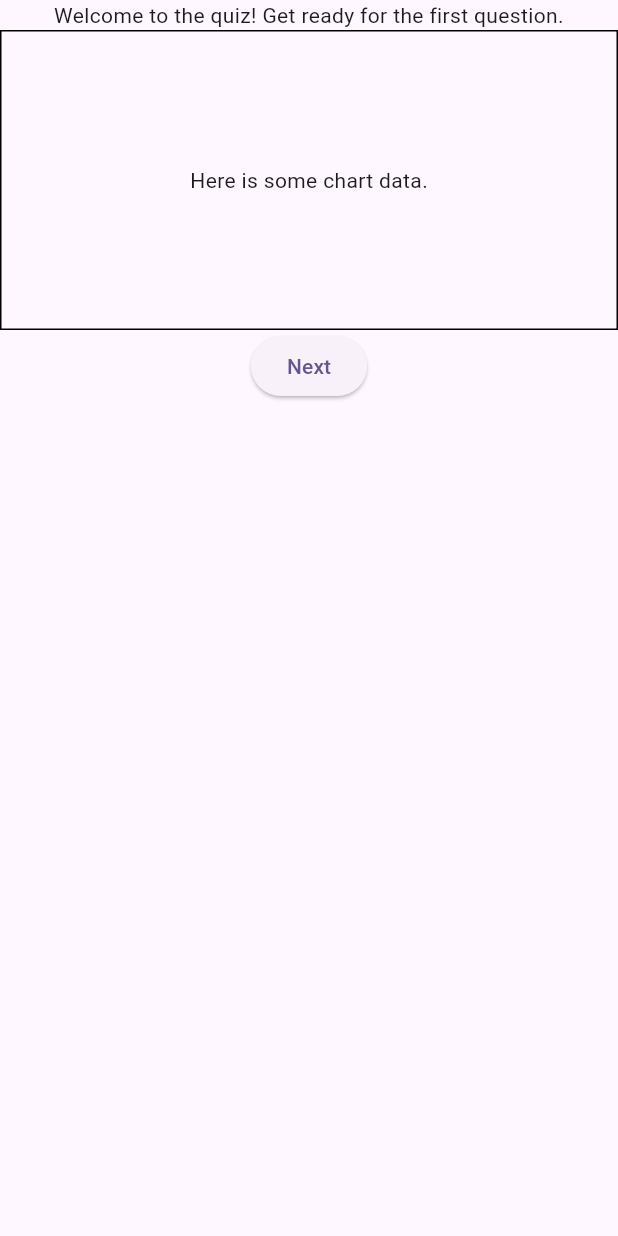
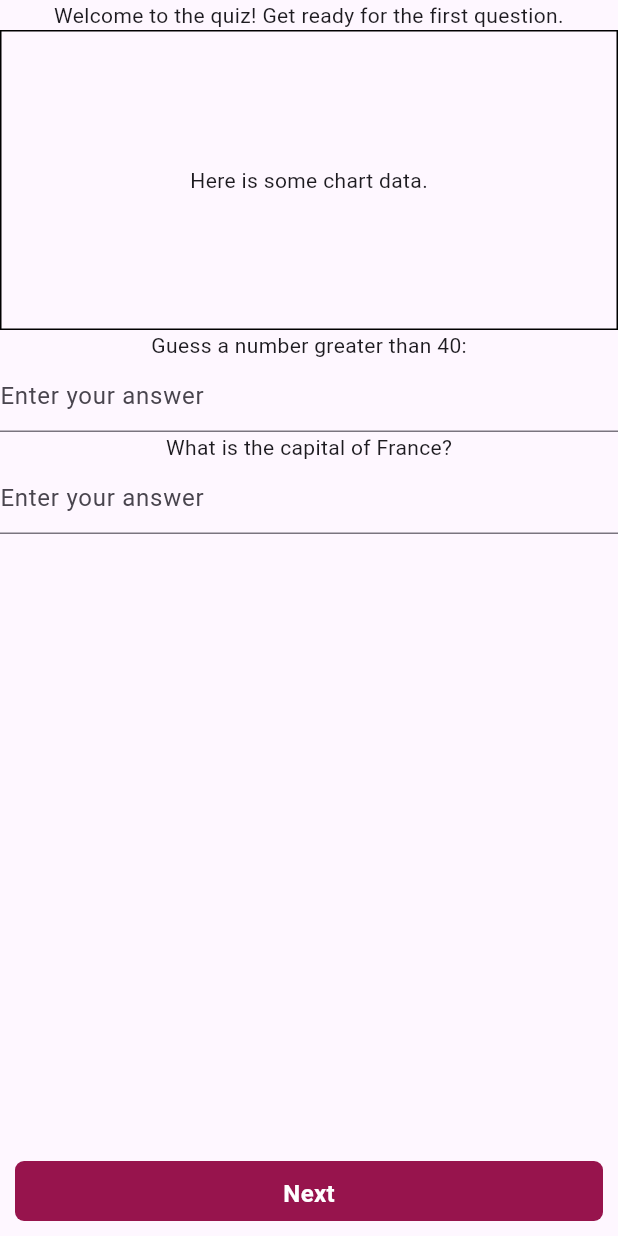
Before and after one commit to Tradeable/tradeable_learn_widget, a Flutter app: the ChartUserStoryMain widget shown alone on an empty page, opened directly, after a tap on "Next", on a phone screen of 412 x 824 dp. Run offline on Flutter 3.47's test engine with Material 3 defaults, Android fonts, the phone set to English and light mode, and no system bars; our stand-ins replace auto_size_text, chips_choice, dio, flutter_markdown, smooth_page_indicator, syncfusion_flutter_charts and 2 more; missing offline and left inert: dart_eval, device_frame; network calls fail.

Commit message:
user story 1 complete

```diff
--- a/example/lib/main.dart
+++ b/example/lib/main.dart
@@ -1,3 +1,4 @@
+import 'package:example/axis_levels_screen.dart';
 import 'package:example/data_model/atm_itm_dropdown_model.dart';
 import 'package:example/data_model/bucket_containerv1_model.dart';
 import 'package:example/data_model/candle_body_select_model.dart';
@@ -41,7 +42,8 @@ class MyApp extends StatelessWidget {
       routes: {
         "/": (context) => const TradeableWidgetDemoPage(),
         "/deepak": (context) => const MyHomePage(),
-        "/homeIntermediate":(context)=> const HomeIntermediateScreen()
+        "/homeIntermediate": (context) => const HomeIntermediateScreen(),
+        "/axis_levels": (context) => const AxisLevelsScreen()
       },
     );
   }
--- a/example/pubspec.yaml
+++ b/example/pubspec.yaml
@@ -38,6 +38,7 @@ dependencies:
     path: ../
   device_frame: ^1.2.0
   chips_choice: ^3.0.1
+  dio: ^5.7.0
 
 dev_dependencies:
   flutter_test:
--- a/lib/chart_user_story_1/chart_user_story_main.dart
+++ b/lib/chart_user_story_1/chart_user_story_main.dart
@@ -1,6 +1,10 @@
+import 'package:dart_eval/stdlib/core.dart';
 import 'package:flutter/material.dart';
 import 'package:tradeable_learn_widget/chart_user_story_1/chart_user_story_model.dart';
 import 'package:tradeable_learn_widget/mutual_funds/exit_fees_calculator/animated_text_widget.dart';
+import 'package:tradeable_learn_widget/utils/button_widget.dart';
+import 'package:tradeable_learn_widget/utils/theme.dart';
+import 'package:dart_eval/dart_eval.dart';
 
 class ChartUserStoryMain extends StatefulWidget {
   final ChartUserStoryModel model;
@@ -14,27 +18,69 @@ class ChartUserStoryMain extends StatefulWidget {
 class _ChartUserStoryMainState extends State<ChartUserStoryMain> {
   int currentStepIndex = 0;
   final Map<String, dynamic> userResponses = {};
+  final TextEditingController _textController = TextEditingController();
 
   WorkflowStep get currentStep => widget.model.steps[currentStepIndex];
 
-  void _validateTextInput(String value) {
-    String trimmedValue = value.trim();
+  bool get isLastStep => currentStepIndex == widget.model.steps.length - 1;
 
-    if (trimmedValue == currentStep.validationCriteria) {
-      _onSuccess();
-    } else {
-      _onFailure();
+  @override
+  void initState() {
+    super.initState();
+    _handleStepTransition();
+  }
+
+  void _handleStepTransition() {
+    while (currentStep.skippable && currentStep.nextStep != null) {
+      setState(() {
+        currentStepIndex++;
+      });
+    }
+  }
+
+  void _moveToNextStep() {
+    if (currentStep.nextStep != null) {
+      setState(() {
+        currentStepIndex++;
+        _textController.clear();
+      });
+      _handleStepTransition();
+    }
+  }
+
+  void _validateTextInput() {
+    final trimmedValue = _textController.text.trim();
+    final validationCode = currentStep.validationCriteria;
+
+    try {
+      final result = eval(
+        '''
+      bool validate(String input) {
+        return $validationCode;
+      }
+      ''',
+        function: 'validate',
+        args: [$String(trimmedValue)],
+      );
+
+      if (result == true) {
+        _onSuccess();
+      } else {
+        _onFailure();
+      }
+    } catch (e) {
+      ScaffoldMessenger.of(context).showSnackBar(
+        SnackBar(content: Text("Validation error: $e")),
+      );
     }
   }
 
   void _onSuccess() {
-    userResponses[currentStep.stepId] = currentStep.validationCriteria;
+    userResponses[currentStep.stepId] = _textController.text.trim();
     ScaffoldMessenger.of(context).showSnackBar(
       SnackBar(content: Text(currentStep.successMessage ?? "Correct!")),
     );
-    setState(() {
-      currentStepIndex++;
-    });
+    _moveToNextStep();
   }
 
   void _onFailure() {
@@ -48,7 +94,7 @@ class _ChartUserStoryMainState extends State<ChartUserStoryMain> {
       case "AnimatedText":
         return AnimatedText(
           text: step.prompt,
-          onAnimationComplete: () {},
+          onAnimationComplete: _moveToNextStep,
         );
       case "Container":
         return Container(
@@ -63,8 +109,8 @@ class _ChartUserStoryMainState extends State<ChartUserStoryMain> {
           children: [
             Text(step.prompt),
             TextField(
-              onSubmitted: _validateTextInput,
-              decoration: InputDecoration(
+              controller: _textController,
+              decoration: const InputDecoration(
                 hintText: 'Enter your answer',
               ),
             ),
@@ -77,21 +123,34 @@ class _ChartUserStoryMainState extends State<ChartUserStoryMain> {
 
   @override
   Widget build(BuildContext context) {
+    final colors = Theme.of(context).customColors;
+
     return Column(
       children: [
-        ...widget.model.steps.sublist(0, currentStepIndex + 1).map((step) {
-          return _buildStepContent(step);
-        }),
-        if (currentStep.widget != "TextInput" && currentStep.nextStep != null)
-          ElevatedButton(
-            onPressed: () {
-              if (currentStep.nextStep != null) {
-                setState(() {
-                  currentStepIndex++;
-                });
-              }
-            },
-            child: const Text("Next"),
+        Expanded(
+          child: SingleChildScrollView(
+            child: Column(
+              children: [
+                ...widget.model.steps
+                    .sublist(0, currentStepIndex + 1)
+                    .map((step) {
+                  return _buildStepContent(step);
+                }),
+              ],
+            ),
+          ),
+        ),
+        if (!currentStep.skippable || isLastStep)
+          Container(
+            height: 60,
+            padding: const EdgeInsets.all(10),
+            child: ButtonWidget(
+              color: colors.primary,
+              btnContent: isLastStep ? "Submit" : "Next",
+              onTap: currentStep.widget == "TextInput"
+                  ? _validateTextInput
+                  : _moveToNextStep,
+            ),
           ),
       ],
     );
--- a/lib/chart_user_story_1/chart_user_story_model.dart
+++ b/lib/chart_user_story_1/chart_user_story_model.dart
@@ -18,6 +18,7 @@ class ChartUserStoryModel {
               successMessage: x["successMessage"],
               failureMessage: x["failureMessage"],
               nextStep: x["nextStep"],
+              skippable: x["skippable"] ?? false,
             ))
         .toList();
   }
@@ -32,6 +33,7 @@ class WorkflowStep {
   String? successMessage;
   String? failureMessage;
   String? nextStep;
+  bool skippable;
 
   WorkflowStep({
     required this.stepId,
@@ -42,5 +44,6 @@ class WorkflowStep {
     this.successMessage,
     this.failureMessage,
     this.nextStep,
+    this.skippable = false,
   });
 }
```
Also changed, not shown: example/lib/axis_levels_screen.dart (added, +174 -0 lines), example/lib/data_model/chart_user_story_model.dart (+9 -4 lines), example/lib/data_model/level_model.dart (added, +170 -0 lines).
